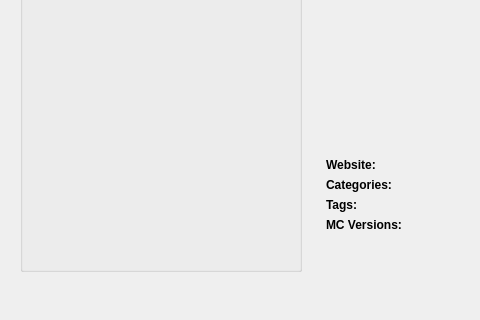
Old version of the form gui/pages/QuickModBrowsePage.ui in the repository MultiMC/Launcher; both pictures show x 0 to 480 and y 280 to 600 of the 1024 by 600 pixel window.
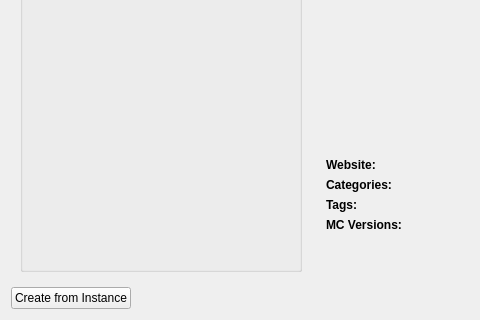
New version of the form.

Commit message: Create a QuickMod file from an instance

```diff
--- a/gui/pages/QuickModBrowsePage.ui
+++ b/gui/pages/QuickModBrowsePage.ui
@@ -328,6 +328,13 @@
    </item>
    <item>
     <layout class="QHBoxLayout" name="horizontalLayout">
+     <item>
+      <widget class="QPushButton" name="createFromInstanceBtn">
+       <property name="text">
+        <string>Create from Instance</string>
+       </property>
+      </widget>
+     </item>
      <item>
       <spacer name="horizontalSpacer">
        <property name="orientation">
```
The commit also changes 18 other files.
